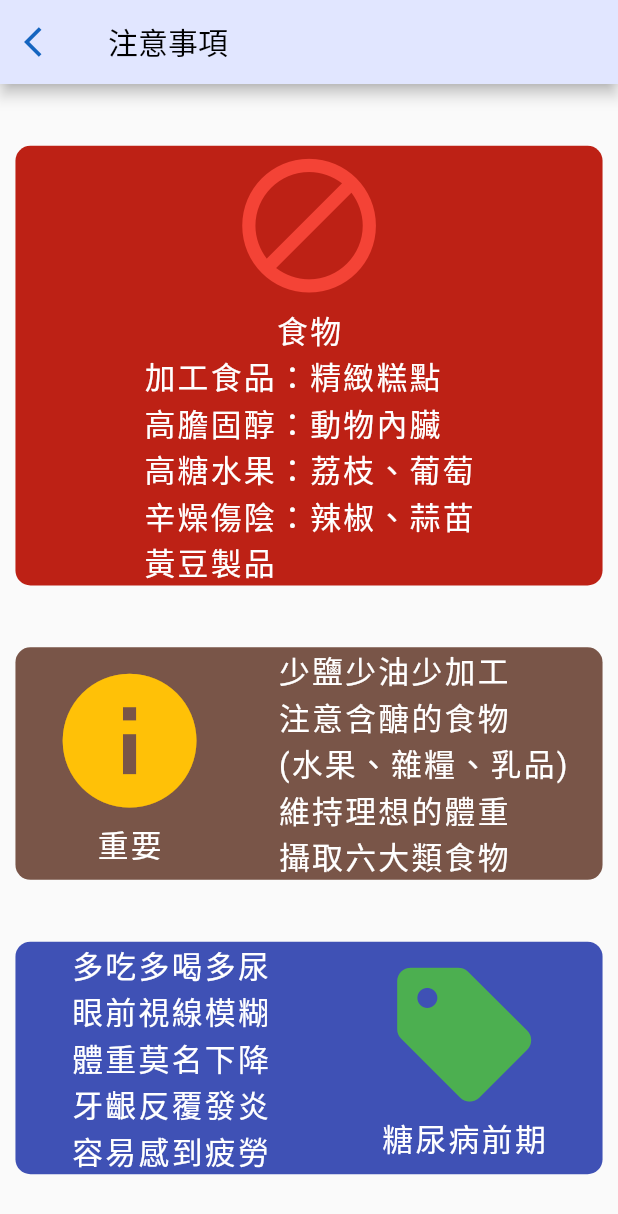
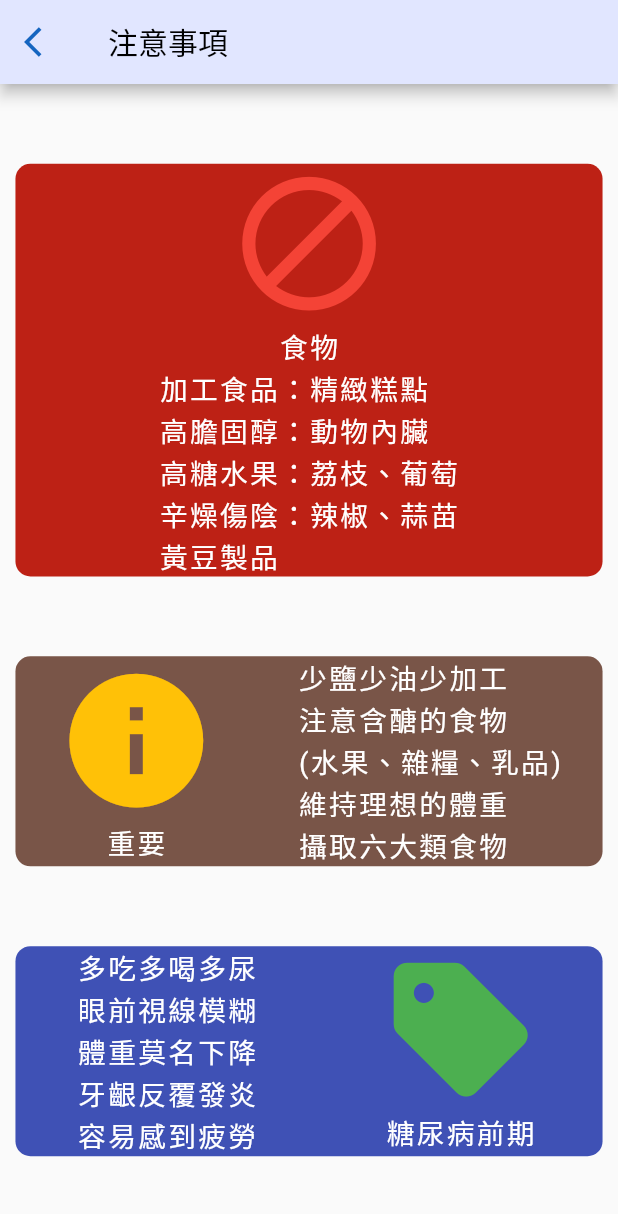
Before and after one commit to JamesLiu26/risk, a Flutter app: the Home screen opened directly, after a tap on "注意事項", on a phone screen of 412 x 824 dp. Shown: the top 1214 px of the screen. Run offline on Flutter 3.47's test engine with Material 2 defaults, Android fonts, the phone set to English and light mode, and no system bars; our stand-ins replace charts_flutter; missing offline and left inert: tflite_flutter.

Commit message:
2021/09/21 Modify 首頁&注意事項的Layout

```diff
--- a/lib/BottomNavigationBar/Home/notice.dart
+++ b/lib/BottomNavigationBar/Home/notice.dart
@@ -25,10 +25,10 @@ class Notice extends StatelessWidget {
                       children: [
                         Icon(Icons.block,
                             color: Colors.red, size: size.height * 0.13),
-                        textStyle("食物", size.width * 0.05),
+                        textStyle("食物", size.width * 0.045),
                         textStyle(
                             "加工食品：精緻糕點\n高膽固醇：動物內臟\n高糖水果：荔枝、葡萄\n辛燥傷陰：辣椒、蒜苗\n黃豆製品",
-                            size.width * 0.05)
+                            size.width * 0.045)
                       ])),
               block(
                   size.width * 0.95,
@@ -39,11 +39,11 @@ class Notice extends StatelessWidget {
                         Column(children: [
                           Icon(Icons.info,
                               color: Colors.amber, size: size.height * 0.13),
-                          textStyle("重要", size.width * 0.05)
+                          textStyle("重要", size.width * 0.045)
                         ]),
                         textStyle(
                             "少鹽少油少加工\n注意含醣的食物\n(水果、雜糧、乳品)\n維持理想的體重\n攝取六大類食物",
-                            size.width * 0.05)
+                            size.width * 0.045)
                       ])),
               block(
                   size.width * 0.95,
@@ -52,12 +52,12 @@ class Notice extends StatelessWidget {
                       mainAxisAlignment: MainAxisAlignment.spaceAround,
                       children: [
                         textStyle("多吃多喝多尿\n眼前視線模糊\n體重莫名下降\n牙齦反覆發炎\n容易感到疲勞",
-                            size.width * 0.05),
+                            size.width * 0.045),
                         Column(
                           children: [
                             Icon(Icons.sell,
                                 color: Colors.green, size: size.height * 0.13),
-                            textStyle("糖尿病前期", size.width * 0.05)
+                            textStyle("糖尿病前期", size.width * 0.045)
                           ],
                         )
                       ]))
--- a/lib/BottomNavigationBar/home.dart
+++ b/lib/BottomNavigationBar/home.dart
@@ -28,32 +28,24 @@ class HomeState extends State<Home> {
         appBar: appBar("首頁", menuButton()),
         body: Container(
           color: Color(0XFFFFF0F5),
-          child: Column(children: [
-            SizedBox(height: 20),
-
-            // -----------------------
-
-            SizedBox(height: 20),
-
-            // -----------------------
-
-            Row(mainAxisAlignment: MainAxisAlignment.spaceAround, children: [
+          child: Column(
+              mainAxisAlignment: MainAxisAlignment.spaceEvenly,
+              children: [
+                Row(
+                    mainAxisAlignment: MainAxisAlignment.spaceAround,
+                    children: [
                       homeRoute("預約看診", "images/放大.png", Text("")),
                       homeRoute("問卷填寫", "images/問卷.png", Question())
                     ]),
-            SizedBox(height: 20),
-
-            // // -----------------------
-
-            Row(mainAxisAlignment: MainAxisAlignment.spaceAround, children: [
+                Row(
+                    mainAxisAlignment: MainAxisAlignment.spaceAround,
+                    children: [
                       homeRoute("醫師洽談", "images/醫師談.png", Text("")),
                       homeRoute("健康飲食", "images/餐具.png", Text(""))
                     ]),
-
-            // -----------------------
-
-            SizedBox(height: 20),
-            Row(mainAxisAlignment: MainAxisAlignment.spaceAround, children: [
+                Row(
+                    mainAxisAlignment: MainAxisAlignment.spaceAround,
+                    children: [
                       homeRoute("飲食建議", "images/食物.png", Advice()),
                       homeRoute("注意事項", "images/注意.png", Notice())
                     ]),
```
Lines whose indentation alone changed are shown as unchanged.
